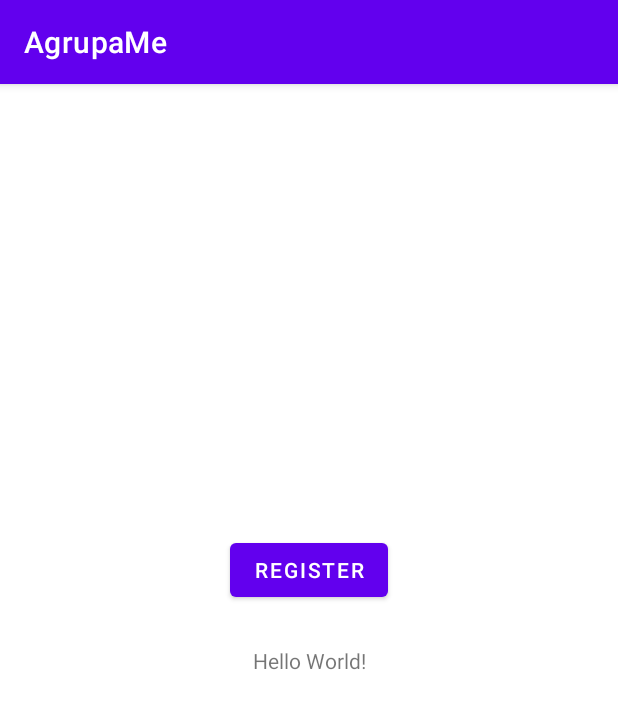
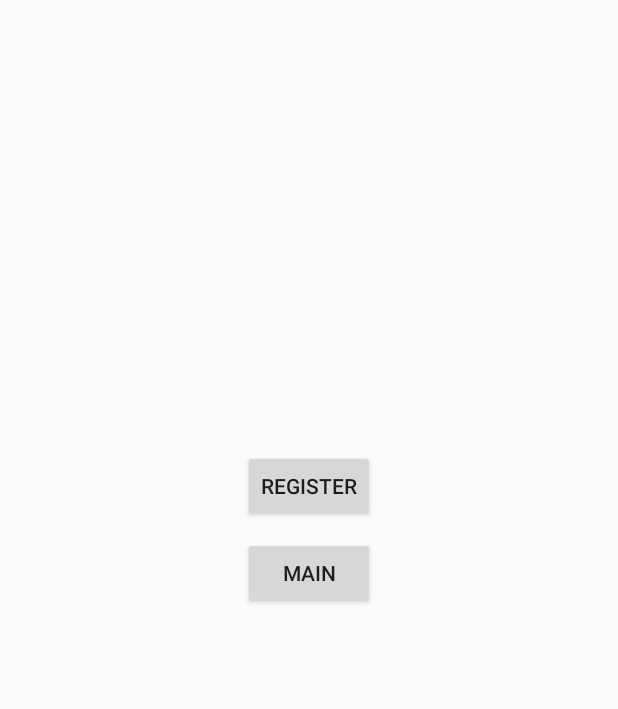
Before and after one commit to JoanaPoAlmeida/PDM_final, an Android app: the screen it shows after launch (MainActivity before the commit, FirstActivity after it), on a phone screen of 412 x 824 dp. Shown: the top 709 px of the screen. Run offline under Robolectric (Android 15) with nearby library versions, the phone set to English and light mode, and no system bars.

Commit message:
firstActivity adicionada

```diff
--- /dev/null
+++ b/AgrupaMe/app/src/main/java/pt/ubi/di/pmd/agrupame/FirstActivity.java
@@ -0,0 +1,33 @@
+package pt.ubi.di.pmd.agrupame;
+
+import androidx.appcompat.app.AppCompatActivity;
+
+import android.content.Intent;
+import android.os.Bundle;
+import android.view.View;
+
+public class FirstActivity extends AppCompatActivity {
+
+    @Override
+    protected void onCreate(Bundle savedInstanceState) {
+        super.onCreate(savedInstanceState);
+        setContentView(R.layout.activity_first);
+
+        findViewById(R.id.btnRegister).setOnClickListener(new View.OnClickListener() {
+            @Override
+            public void onClick(View view) {
+                Intent myIntent = new Intent(getApplicationContext(), RegisterActivity.class);
+                startActivity(myIntent);
+            }
+        });
+
+        //EXISTE APENAS ENQUANTO LOGIN E REGISTO NÃO ESTA FEITO
+        findViewById(R.id.btnMain).setOnClickListener(new View.OnClickListener() {
+            @Override
+            public void onClick(View view) {
+                Intent myIntent = new Intent(getApplicationContext(), MainActivity.class);
+                startActivity(myIntent);
+            }
+        });
+    }
+}
--- /dev/null
+++ b/AgrupaMe/app/src/main/res/layout/activity_first.xml
@@ -0,0 +1,31 @@
+<?xml version="1.0" encoding="utf-8"?>
+<androidx.constraintlayout.widget.ConstraintLayout xmlns:android="http://schemas.android.com/apk/res/android"
+    xmlns:app="http://schemas.android.com/apk/res-auto"
+    xmlns:tools="http://schemas.android.com/tools"
+    android:layout_width="match_parent"
+    android:layout_height="match_parent"
+
+    tools:context=".FirstActivity">
+
+    <Button
+        android:id="@+id/btnRegister"
+        android:layout_width="wrap_content"
+        android:layout_height="wrap_content"
+        android:text="Register"
+        android:layout_marginTop="300dp"
+        app:layout_constraintTop_toTopOf="parent"
+        app:layout_constraintStart_toStartOf="parent"
+        app:layout_constraintEnd_toEndOf="parent"/>
+
+    <!--APENAS EXISTE ENQUANTO LOGIN E REGISTO NAO ESTA FEITO-->
+    <Button
+        android:id="@+id/btnMain"
+        android:layout_width="wrap_content"
+        android:layout_height="wrap_content"
+        android:text="Main"
+        android:layout_marginTop="10dp"
+        app:layout_constraintTop_toBottomOf="@+id/btnRegister"
+        app:layout_constraintStart_toStartOf="parent"
+        app:layout_constraintEnd_toEndOf="parent"/>
+
+</androidx.constraintlayout.widget.ConstraintLayout>
--- a/AgrupaMe/app/src/main/res/layout/activity_main.xml
+++ b/AgrupaMe/app/src/main/res/layout/activity_main.xml
@@ -15,14 +15,6 @@
         app:layout_constraintRight_toRightOf="parent"
         app:layout_constraintTop_toTopOf="parent" />
 
-    <Button
-        android:id="@+id/btnRegister"
-        android:layout_width="wrap_content"
-        android:layout_height="wrap_content"
-        android:text="Register"
-        android:layout_marginTop="300dp"
-        app:layout_constraintTop_toTopOf="parent"
-        app:layout_constraintStart_toStartOf="parent"
-        app:layout_constraintEnd_toEndOf="parent"/>
+
 
 </androidx.constraintlayout.widget.ConstraintLayout>
--- a/AgrupaMe/app/src/main/res/values/colors.xml
+++ b/AgrupaMe/app/src/main/res/values/colors.xml
@@ -7,4 +7,6 @@
     <color name="teal_700">#FF018786</color>
     <color name="black">#FF000000</color>
     <color name="white">#FFFFFFFF</color>
+
+
 </resources>
--- /dev/null
+++ b/AgrupaMe/app/src/main/res/values/styles.xml
@@ -0,0 +1,10 @@
+<?xml version="1.0" encoding="utf-8"?>
+<resources>
+<style name="AppTheme" parent="Theme.AppCompat.Light.NoActionBar">
+    <item name="colorPrimary">#FFFFFF</item>
+    <item name="colorPrimaryDark">#000000</item>
+    <item name="colorAccent">#f2f5f6</item>
+
+</style>
+
+</resources>
```
Also changed, not shown: AgrupaMe/app/src/main/AndroidManifest.xml (+10 -1 lines), AgrupaMe/app/src/main/java/pt/ubi/di/pmd/agrupame/MainActivity.java (+1 -7 lines).
